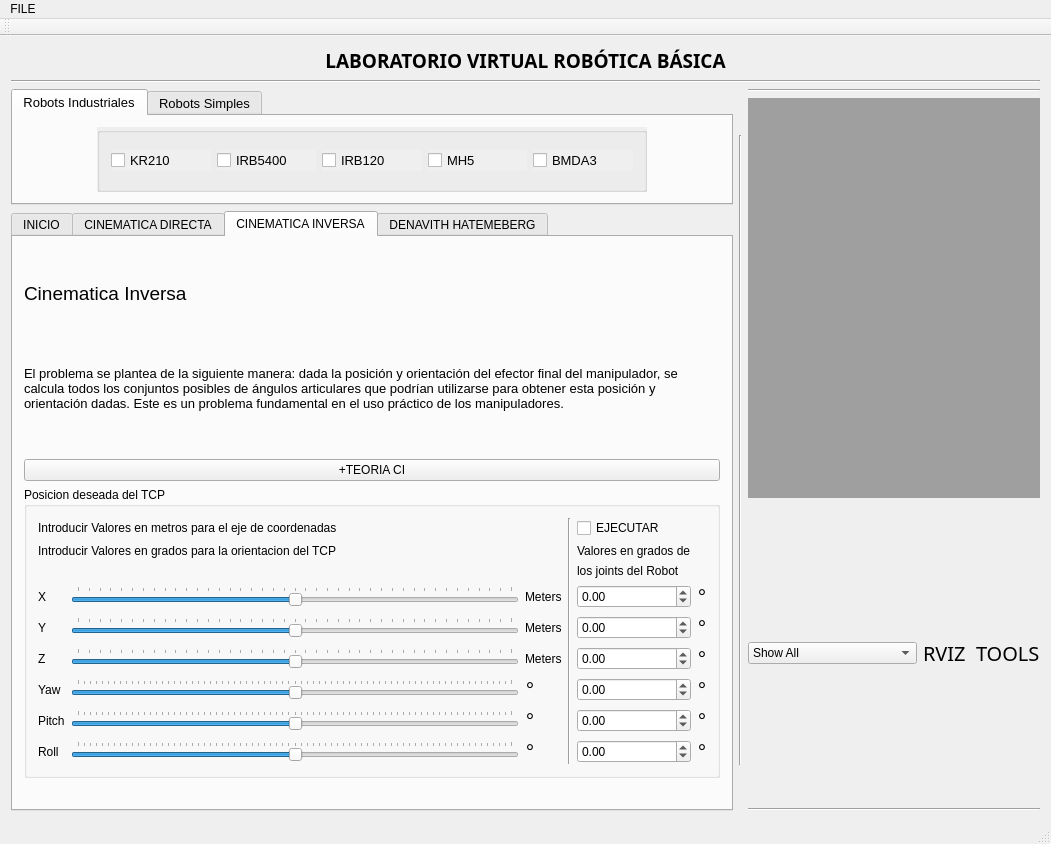
myalfred03/guiqmake, file guivigir/rosgui.ui: the form before one commit.
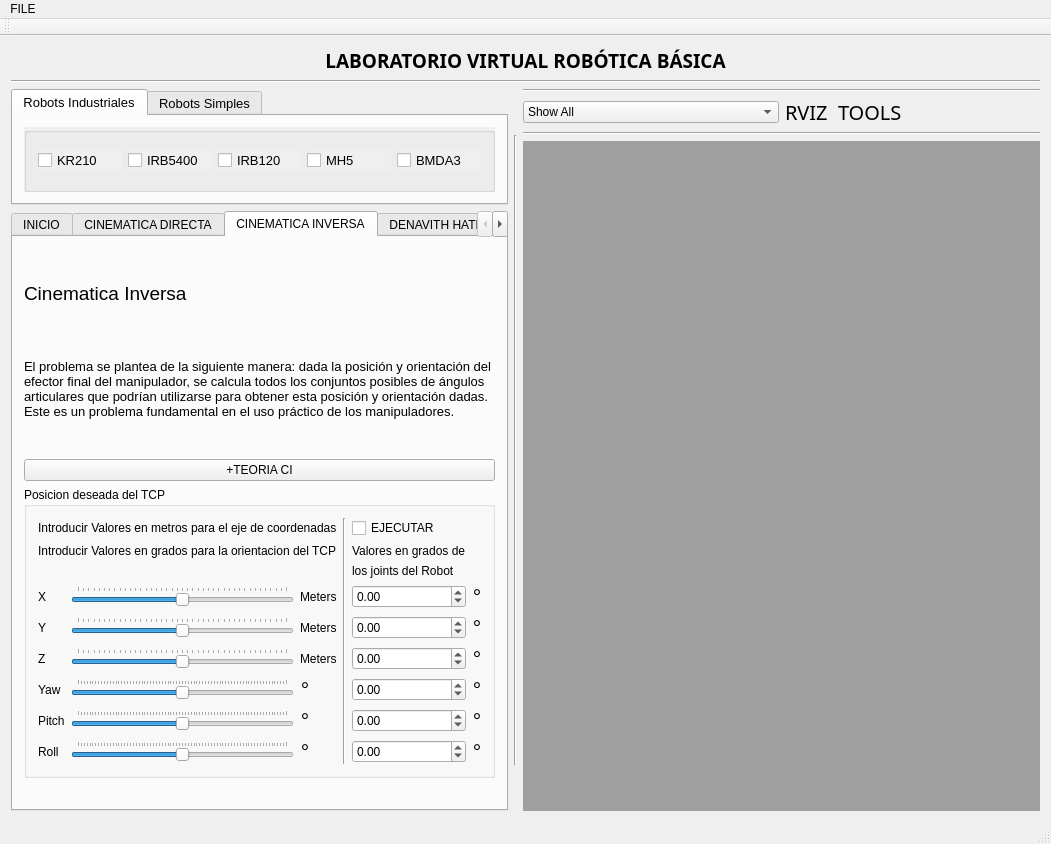
The form after the commit. Icons and pictures are not drawn.

Diff of the .ui file:
```diff
--- a/guivigir/rosgui.ui
+++ b/guivigir/rosgui.ui
@@ -1632,18 +1632,8 @@
            </widget>
           </item>
           <item>
-           <widget class="QMdiArea" name="mdiArea">
-            <property name="sizePolicy">
-             <sizepolicy hsizetype="Preferred" vsizetype="Preferred">
-              <horstretch>0</horstretch>
-              <verstretch>0</verstretch>
-             </sizepolicy>
-            </property>
-           </widget>
-          </item>
-          <item>
-           <layout class="QHBoxLayout" name="horizontalLayout_3">
-            <item>
+           <layout class="QGridLayout" name="gridLayout_19">
+            <item row="0" column="0">
              <widget class="QComboBox" name="comboBox">
               <item>
                <property name="text">
@@ -1692,7 +1682,7 @@
               </item>
              </widget>
             </item>
-            <item>
+            <item row="0" column="1">
              <widget class="QLabel" name="label_23">
               <property name="font">
                <font>
@@ -1715,7 +1705,18 @@
            </widget>
           </item>
           <item>
-           <layout class="QGridLayout" name="gridLayout_10"/>
+           <layout class="QGridLayout" name="gridLayout_10">
+            <item row="0" column="0">
+             <widget class="QMdiArea" name="mdiArea">
+              <property name="sizePolicy">
+               <sizepolicy hsizetype="Preferred" vsizetype="Preferred">
+                <horstretch>0</horstretch>
+                <verstretch>0</verstretch>
+               </sizepolicy>
+              </property>
+             </widget>
+            </item>
+           </layout>
           </item>
          </layout>
         </item>
```
